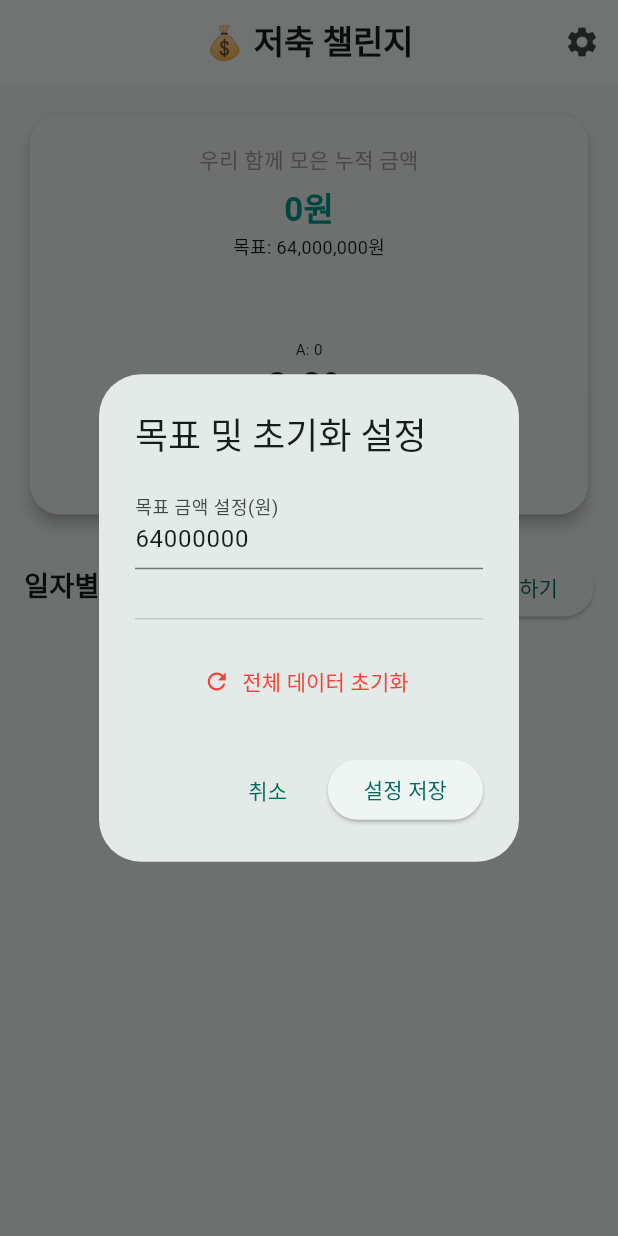
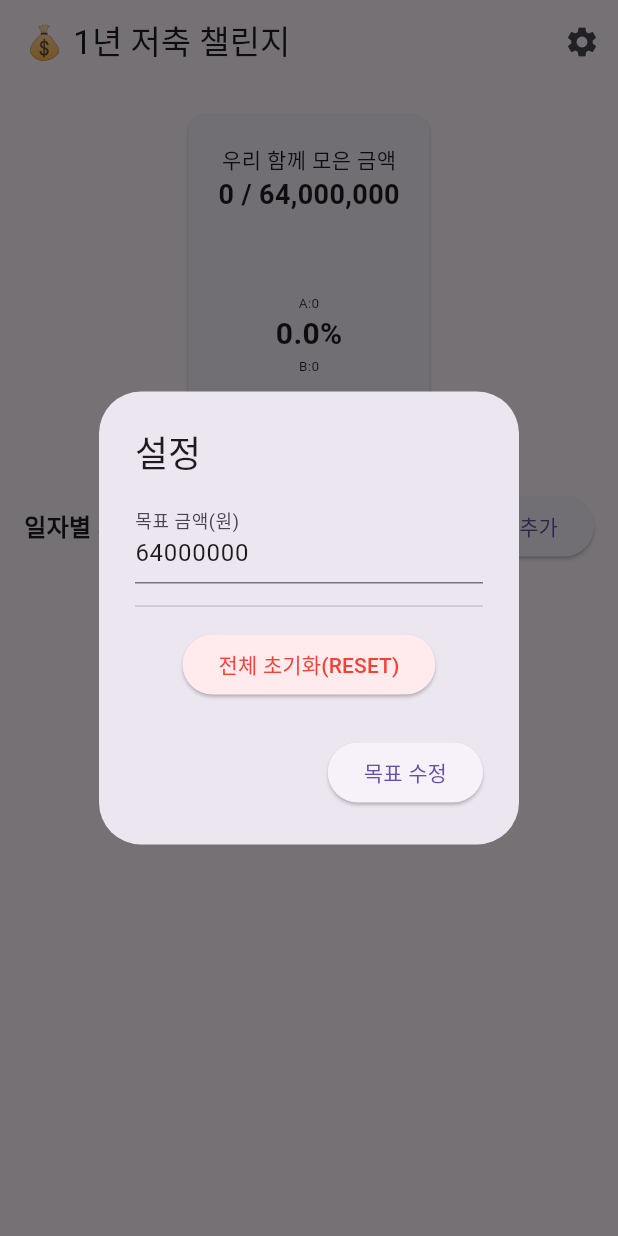
Before and after one commit to isolafide-bot/my_savings_app, a Flutter app: the screen it shows after launch, after a tap on the "settings" icon, on a phone screen of 412 x 824 dp. Run offline on Flutter 3.47's test engine with Material 3 defaults, Android fonts, the phone set to English and light mode, and no system bars.

Commit message:
Refactor savings app input handling and UI

```diff
--- a/lib/main.dart
+++ b/lib/main.dart
@@ -5,16 +5,11 @@ void main() => runApp(const MySavingsApp());
 
 class MySavingsApp extends StatelessWidget {
   const MySavingsApp({super.key});
-
   @override
   Widget build(BuildContext context) {
     return MaterialApp(
       debugShowCheckedModeBanner: false,
-      theme: ThemeData(
-        primarySwatch: Colors.teal,
-        useMaterial3: true,
-        colorScheme: ColorScheme.fromSeed(seedColor: Colors.teal),
-      ),
+      theme: ThemeData(primarySwatch: Colors.teal, useMaterial3: true),
       home: const SavingsPage(),
     );
   }
@@ -22,146 +17,51 @@ class MySavingsApp extends StatelessWidget {
 
 class SavingsPage extends StatefulWidget {
   const SavingsPage({super.key});
-
   @override
   State<SavingsPage> createState() => _SavingsPageState();
 }
 
 class _SavingsPageState extends State<SavingsPage> {
   double goalAmount = 64000000;
-  final TextEditingController _amountController = TextEditingController();
-  final TextEditingController _goalController = TextEditingController();
+  final TextEditingController _amtEdit = TextEditingController();
+  final TextEditingController _goalEdit = TextEditingController();
   String selectedPartner = 'A';
   List<Map<String, dynamic>> records = [];
 
-  void _saveRecord({int? index}) {
-    if (_amountController.text.isEmpty) return;
-    int? amount = int.tryParse(_amountController.text.replaceAll(',', ''));
-    if (amount == null) return;
-
-    setState(() {
-      if (index != null) {
-        records[index]['amount'] = amount;
-        records[index]['partner'] = selectedPartner;
-      } else {
-        records.insert(0, {
-          'date': DateFormat('yyyy-MM-dd').format(DateTime.now()),
-          'partner': selectedPartner,
-          'amount': amount,
-        });
-      }
-      _amountController.clear();
-    });
-    Navigator.pop(context);
-  }
-
-  void _deleteRecord(int index) {
-    setState(() => records.removeAt(index));
-  }
-
-  void _resetAll() {
-    setState(() {
-      records.clear();
-      goalAmount = 64000000;
-    });
-  }
-
-  void _showInputDialog({int? index}) {
+  void _showInput({int? index}) {
     if (index != null) {
-      _amountController.text = records[index]['amount'].toString();
+      _amtEdit.text = records[index]['amount'].toString();
       selectedPartner = records[index]['partner'];
     } else {
-      _amountController.clear();
+      _amtEdit.clear();
       selectedPartner = 'A';
     }
-
     showDialog(
       context: context,
-      builder: (context) => AlertDialog(
-        title: Text(index == null ? '새 저축 기록' : '기록 수정'),
-        content: Column(
-          mainAxisSize: MainAxisSize.min,
-          children: [
-            DropdownButtonFormField<String>(
-              value: selectedPartner,
-              decoration: const InputDecoration(labelText: '파트너 선택'),
-              items: ['A', 'B'].map((p) => DropdownMenuItem(value: p, child: Text('파트너 $p'))).toList(),
-              onChanged: (val) => setState(() => selectedPartner = val!),
-            ),
-            TextField(
-              controller: _amountController,
-              keyboardType: TextInputType.number,
-              decoration: const InputDecoration(labelText: '금액(원)'),
-            ),
-          ],
-        ),
+      builder: (ctx) => AlertDialog(
+        title: Text(index == null ? '저축 기록 추가' : '기록 수정'),
+        content: Column(mainAxisSize: MainAxisSize.min, children: [
+          DropdownButtonFormField<String>(
+            value: selectedPartner,
+            items: ['A', 'B'].map((p) => DropdownMenuItem(value: p, child: Text('파트너 $p'))).toList(),
+            onChanged: (v) => setState(() => selectedPartner = v!),
+            decoration: const InputDecoration(labelText: '누가 저축하나요?'),
+          ),
+          TextField(controller: _amtEdit, keyboardType: TextInputType.number, decoration: const InputDecoration(labelText: '금액(원)')),
+        ]),
         actions: [
-          TextButton(onPressed: () => Navigator.pop(context), child: const Text('취소')),
-          ElevatedButton(onPressed: () => _saveRecord(index: index), child: const Text('저장')),
-        ],
-      ),
-    );
-  }
-
-  void _showSettings() {
-    _goalController.text = goalAmount.toInt().toString();
-    showDialog(
-      context: context,
-      builder: (context) => AlertDialog(
-        title: const Text('목표 및 초기화 설정'),
-        content: Column(
-          mainAxisSize: MainAxisSize.min,
-          children: [
-            TextField(
-              controller: _goalController,
-              keyboardType: TextInputType.number,
-              decoration: const InputDecoration(labelText: '목표 금액 설정(원)'),
-            ),
-            const SizedBox(height: 25),
-            const Divider(),
-            const SizedBox(height: 10),
-            TextButton.icon(
-              onPressed: () {
-                Navigator.pop(context);
-                _showResetConfirm();
-              },
-              icon: const Icon(Icons.refresh, color: Colors.red),
-              label: const Text('전체 데이터 초기화', style: TextStyle(color: Colors.red)),
-            ),
-          ],
-        ),
-        actions: [
-          TextButton(onPressed: () => Navigator.pop(context), child: const Text('취소')),
-          ElevatedButton(
-            onPressed: () {
-              if (_goalController.text.isNotEmpty) {
-                setState(() => goalAmount = double.parse(_goalController.text));
+          TextButton(onPressed: () => Navigator.pop(ctx), child: const Text('취소')),
+          ElevatedButton(onPressed: () {
+            if (_amtEdit.text.isEmpty) return;
+            setState(() {
+              if (index != null) {
+                records[index] = {'date': records[index]['date'], 'partner': selectedPartner, 'amount': int.parse(_amtEdit.text)};
+              } else {
+                records.insert(0, {'date': DateFormat('yyyy-MM-dd').format(DateTime.now()), 'partner': selectedPartner, 'amount': int.parse(_amtEdit.text)});
               }
-              Navigator.pop(context);
-            },
-            child: const Text('설정 저장'),
-          ),
-        ],
-      ),
-    );
-  }
-
-  void _showResetConfirm() {
-    showDialog(
-      context: context,
-      builder: (context) => AlertDialog(
-        title: const Text('데이터 초기화'),
-        content: const Text('모든 저축 기록이 삭제됩니다. 정말 초기화할까요?'),
-        actions: [
-          TextButton(onPressed: () => Navigator.pop(context), child: const Text('취소')),
-          ElevatedButton(
-            style: ElevatedButton.styleFrom(backgroundColor: Colors.red),
-            onPressed: () {
-              _resetAll();
-              Navigator.pop(context);
-            },
-            child: const Text('초기화 실행', style: TextStyle(color: Colors.white)),
-          ),
+            });
+            Navigator.pop(ctx);
+          }, child: const Text('저장')),
         ],
       ),
     );
@@ -169,95 +69,59 @@ class _SavingsPageState extends State<SavingsPage> {
 
   @override
   Widget build(BuildContext context) {
-    int totalA = records.where((r) => r['partner'] == 'A').fold(0, (sum, item) => sum + (item['amount'] as int));
-    int totalB = records.where((r) => r['partner'] == 'B').fold(0, (sum, item) => sum + (item['amount'] as int));
+    int totalA = records.where((r) => r['partner'] == 'A').fold(0, (s, i) => s + (i['amount'] as int));
+    int totalB = records.where((r) => r['partner'] == 'B').fold(0, (s, i) => s + (i['amount'] as int));
     int totalSum = totalA + totalB;
-    double progress = (goalAmount > 0) ? (totalSum / goalAmount).clamp(0.0, 1.0) : 0.0;
+    double progress = (totalSum / goalAmount).clamp(0.0, 1.0);
 
     return Scaffold(
-      backgroundColor: const Color(0xFFF0F4F4),
-      appBar: AppBar(
-        title: const Text('💰 저축 챌린지', style: TextStyle(fontWeight: FontWeight.bold)),
-        centerTitle: true,
-        actions: [IconButton(icon: const Icon(Icons.settings), onPressed: _showSettings)],
-      ),
-      body: ListView( // SingleChildScrollView 대신 ListView로 짤림 방지 강화
+      appBar: AppBar(title: const Text('💰 1년 저축 챌린지'), actions: [
+        IconButton(icon: const Icon(Icons.settings), onPressed: () {
+          _goalEdit.text = goalAmount.toInt().toString();
+          showDialog(context: context, builder: (ctx) => AlertDialog(
+            title: const Text('설정'),
+            content: Column(mainAxisSize: MainAxisSize.min, children: [
+              TextField(controller: _goalEdit, keyboardType: TextInputType.number, decoration: const InputDecoration(labelText: '목표 금액(원)')),
+              const Divider(height: 30),
+              ElevatedButton(onPressed: () { setState(() { records.clear(); goalAmount = 64000000; }); Navigator.pop(ctx); },
+                style: ElevatedButton.styleFrom(backgroundColor: Colors.red[50]), child: const Text('전체 초기화(RESET)', style: TextStyle(color: Colors.red))),
+            ]),
+            actions: [ElevatedButton(onPressed: () { setState(() => goalAmount = double.parse(_goalEdit.text)); Navigator.pop(ctx); }, child: const Text('목표 수정'))],
+          ));
+        })
+      ]),
+      body: SingleChildScrollView( // 세로 짤림 방지
         padding: const EdgeInsets.all(16),
-        children: [
-          Card(
-            elevation: 4,
-            shape: RoundedRectangleBorder(borderRadius: BorderRadius.circular(20)),
-            child: Padding(
-              padding: const EdgeInsets.all(20),
-              child: Column(
-                children: [
-                  const Text('우리 함께 모은 누적 금액', style: TextStyle(fontSize: 14, color: Colors.grey)),
-                  const SizedBox(height: 5),
-                  Text('${NumberFormat('#,###').format(totalSum)}원',
-                      style: const TextStyle(fontSize: 22, fontWeight: FontWeight.bold, color: Colors.teal)),
-                  Text('목표: ${NumberFormat('#,###').format(goalAmount)}원', style: const TextStyle(fontSize: 12)),
-                  const SizedBox(height: 20),
-                  Stack(
-                    alignment: Alignment.center,
-                    children: [
-                      SizedBox(width: 130, height: 130, child: CircularProgressIndicator(value: progress, strokeWidth: 10, color: Colors.orange)),
-                      Column(
-                        children: [
-                          Text('A: ${NumberFormat('#,###').format(totalA)}', style: const TextStyle(fontSize: 10)),
-                          Text('${(progress * 100).toStringAsFixed(1)}%', style: const TextStyle(fontSize: 26, fontWeight: FontWeight.bold)),
-                          Text('B: ${NumberFormat('#,###').format(totalB)}', style: const TextStyle(fontSize: 10)),
-                        ],
-                      ),
-                    ],
-                  ),
-                ],
-              ),
-            ),
-          ),
+        child: Column(children: [
+          Card(child: Padding(padding: const EdgeInsets.all(20), child: Column(children: [
+            const Text('우리 함께 모은 금액'),
+            Text('${NumberFormat('#,###').format(totalSum)} / ${NumberFormat('#,###').format(goalAmount)}', style: const TextStyle(fontSize: 18, fontWeight: FontWeight.bold)),
+            const SizedBox(height: 20),
+            Stack(alignment: Alignment.center, children: [
+              SizedBox(width: 120, height: 120, child: CircularProgressIndicator(value: progress, strokeWidth: 10, color: Colors.teal)),
+              Column(children: [
+                Text('A:${NumberFormat('#,###').format(totalA)}', style: const TextStyle(fontSize: 9)),
+                Text('${(progress * 100).toStringAsFixed(1)}%', style: const TextStyle(fontSize: 20, fontWeight: FontWeight.bold)),
+                Text('B:${NumberFormat('#,###').format(totalB)}', style: const TextStyle(fontSize: 9)),
+              ])
+            ])
+          ]))),
           const SizedBox(height: 20),
-          Row(
-            mainAxisAlignment: MainAxisAlignment.spaceBetween,
-            children: [
-              const Text('일자별 저축 내역', style: TextStyle(fontSize: 18, fontWeight: FontWeight.bold)),
-              ElevatedButton.icon(
-                onPressed: () => _showInputDialog(),
-                icon: const Icon(Icons.add),
-                label: const Text('기록하기'),
-              ),
-            ],
-          ),
+          Row(mainAxisAlignment: MainAxisAlignment.spaceBetween, children: [
+            const Text('일자별 저축 기록', style: TextStyle(fontSize: 16, fontWeight: FontWeight.bold)),
+            ElevatedButton(onPressed: () => _showInput(), child: const Text('기록 추가'))
+          ]),
           const SizedBox(height: 10),
-          // 기록 목록 표 형태 구성
-          if (records.isEmpty)
-            const Padding(
-              padding: EdgeInsets.all(40.0),
-              child: Center(child: Text('아직 기록이 없습니다.\n우측 상단 버튼으로 추가해보세요!', textAlign: TextAlign.center)),
-            )
-          else
-            ...records.asMap().entries.map((entry) {
-              int idx = entry.key;
-              var r = entry.value;
-              return Card(
-                margin: const EdgeInsets.only(bottom: 10),
-                child: ListTile(
-                  leading: CircleAvatar(
-                    backgroundColor: r['partner'] == 'A' ? Colors.teal[100] : Colors.orange[100],
-                    child: Text(r['partner'], style: const TextStyle(fontWeight: FontWeight.bold)),
-                  ),
-                  title: Text('${NumberFormat('#,###').format(r['amount'])}원', style: const TextStyle(fontWeight: FontWeight.bold)),
-                  subtitle: Text('${records.length - idx}번 | ${r['date']}'),
-                  trailing: Row(
-                    mainAxisSize: MainAxisSize.min,
-                    children: [
-                      IconButton(icon: const Icon(Icons.edit, size: 20), onPressed: () => _showInputDialog(index: idx)),
-                      IconButton(icon: const Icon(Icons.delete, size: 20, color: Colors.redAccent), onPressed: () => _deleteRecord(idx)),
-                    ],
-                  ),
-                ),
-              );
-            }).toList(),
-          const SizedBox(height: 50), // 하단 여백 확보
-        ],
+          ...records.asMap().entries.map((e) => Card(child: ListTile(
+            leading: CircleAvatar(child: Text(e.value['partner'])),
+            title: Text('${NumberFormat('#,###').format(e.value['amount'])}원'),
+            subtitle: Text('${records.length - e.key}번 | ${e.value['date']}'),
+            trailing: Row(mainAxisSize: MainAxisSize.min, children: [
+              IconButton(icon: const Icon(Icons.edit, size: 20), onPressed: () => _showInput(index: e.key)),
+              IconButton(icon: const Icon(Icons.delete, size: 20, color: Colors.red), onPressed: () => setState(() => records.removeAt(e.key))),
+            ]),
+          ))).toList(),
+        ]),
       ),
     );
   }
```
